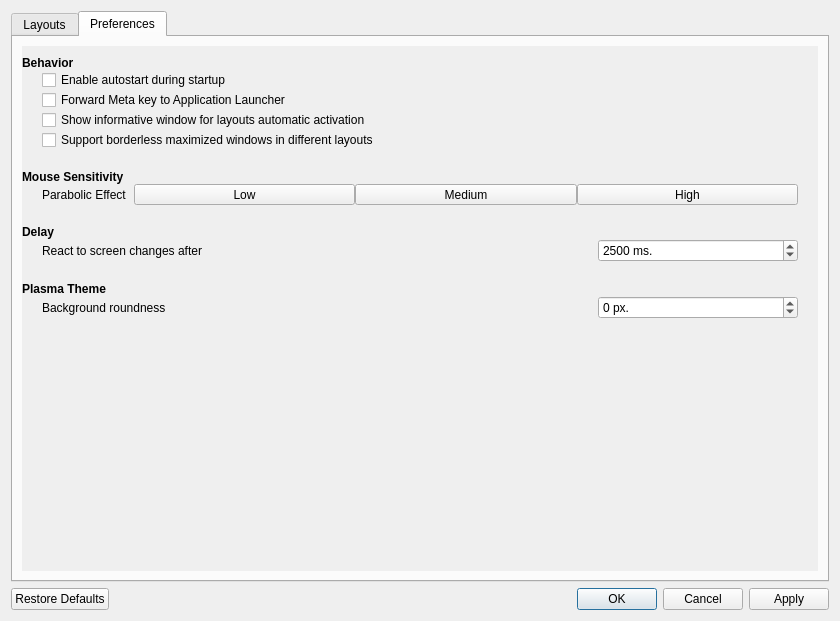
KDE/latte-dock, file app/settings/settingsdialog.ui: the form before one commit.
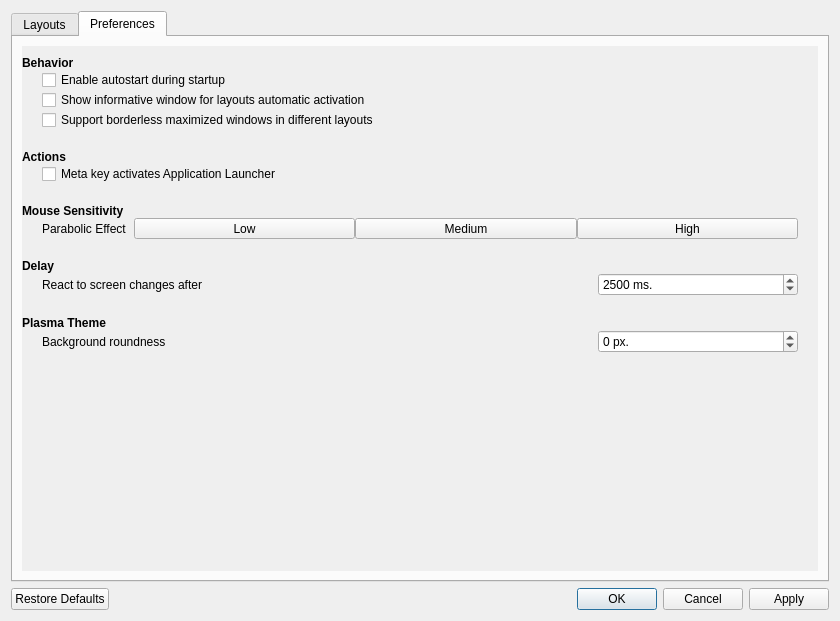
The form after the commit. The open tabs and pages were chosen to show the change. Icons and pictures are not drawn.

Commit message: Move Meta key option to new Actions section

```diff
--- a/app/settings/settingsdialog.ui
+++ b/app/settings/settingsdialog.ui
@@ -534,36 +534,6 @@
                </item>
               </layout>
              </item>
-             <item>
-              <layout class="QHBoxLayout" name="horizontalLayout_11">
-               <item>
-                <spacer name="horizontalSpacer_11">
-                 <property name="orientation">
-                  <enum>Qt::Horizontal</enum>
-                 </property>
-                 <property name="sizeType">
-                  <enum>QSizePolicy::Fixed</enum>
-                 </property>
-                 <property name="sizeHint" stdset="0">
-                  <size>
-                   <width>20</width>
-                   <height>20</height>
-                  </size>
-                 </property>
-                </spacer>
-               </item>
-               <item>
-                <widget class="QCheckBox" name="metaChkBox">
-                 <property name="toolTip">
-                  <string>Forwards Meta key from KWin to Latte. It is suggested to disable that option if you remove Latte.</string>
-                 </property>
-                 <property name="text">
-                  <string>Forward Meta key to Application Launcher</string>
-                 </property>
-                </widget>
-               </item>
-              </layout>
-             </item>
              <item>
               <layout class="QHBoxLayout" name="horizontalLayout_6">
                <item>
@@ -640,6 +610,65 @@
                </property>
               </spacer>
              </item>
+             <item>
+              <widget class="QLabel" name="label">
+               <property name="font">
+                <font>
+                 <weight>75</weight>
+                 <bold>true</bold>
+                </font>
+               </property>
+               <property name="text">
+                <string>Actions</string>
+               </property>
+              </widget>
+             </item>
+             <item>
+              <layout class="QHBoxLayout" name="horizontalLayout_11">
+               <item>
+                <spacer name="horizontalSpacer_11">
+                 <property name="orientation">
+                  <enum>Qt::Horizontal</enum>
+                 </property>
+                 <property name="sizeType">
+                  <enum>QSizePolicy::Fixed</enum>
+                 </property>
+                 <property name="sizeHint" stdset="0">
+                  <size>
+                   <width>20</width>
+                   <height>20</height>
+                  </size>
+                 </property>
+                </spacer>
+               </item>
+               <item>
+                <widget class="QCheckBox" name="metaChkBox">
+                 <property name="toolTip">
+                  <string>Forward Meta key from KWin to Latte in order to activate Application Launcher. It is suggested to disable that option if you remove Latte.</string>
+                 </property>
+                 <property name="text">
+                  <string>Meta key activates Application Launcher</string>
+                 </property>
+                </widget>
+               </item>
+              </layout>
+             </item>
+             <item>
+              <spacer name="verticalSpacer_12">
+               <property name="orientation">
+                <enum>Qt::Vertical</enum>
+               </property>
+               <property name="sizeType">
+                <enum>QSizePolicy::Fixed</enum>
+               </property>
+               <property name="sizeHint" stdset="0">
+                <size>
+                 <width>20</width>
+                 <height>20</height>
+                </size>
+               </property>
+              </spacer>
+             </item>
              <item>
               <widget class="QLabel" name="mouseSensetivityLbl">
                <property name="font">
```
